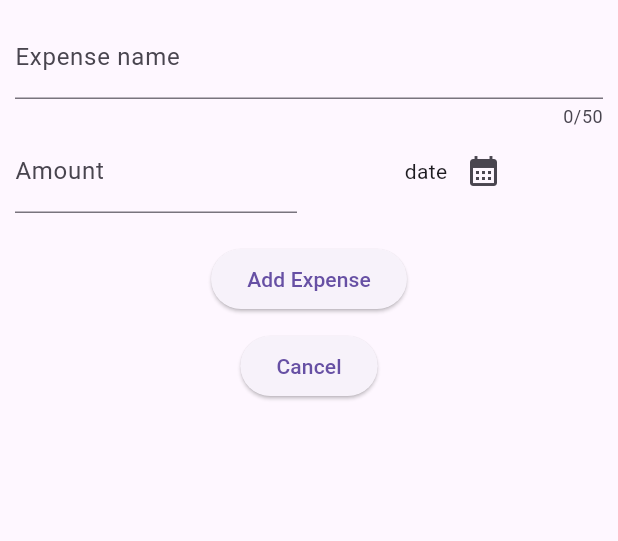
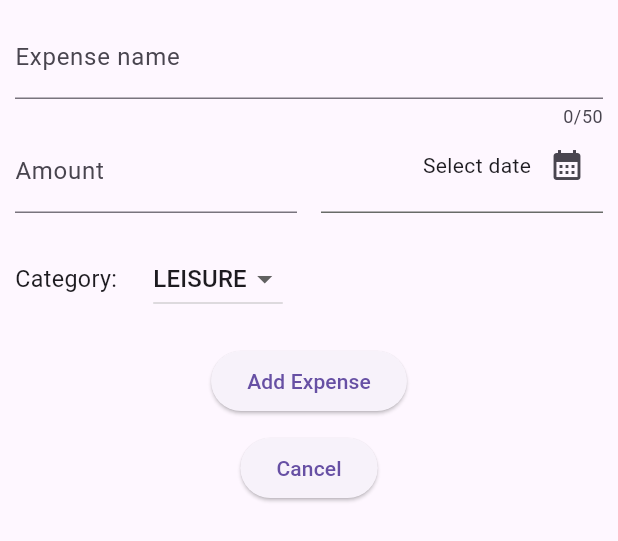
Before and after one commit to ephrim17/flutter_application, a Flutter app: the NewExpense widget shown alone on an empty page, opened directly, on a phone screen of 412 x 824 dp. Shown: the top 541 px of the screen. Run offline on Flutter 3.47's test engine with Material 3 defaults, Android fonts, the phone set to English and light mode, and no system bars; our stand-ins replace google_fonts; missing offline and left inert: date_formatter.

Commit message:
Added category dropdown and adjusted constraints

```diff
--- a/lib/expense_app/new_expense.dart
+++ b/lib/expense_app/new_expense.dart
@@ -1,4 +1,5 @@
 import 'package:flutter/material.dart';
+import 'package:flutter_application/expense_app/expense_model.dart';
 import 'package:intl/intl.dart';
 
 class NewExpense extends StatefulWidget {
@@ -10,9 +11,10 @@ class NewExpense extends StatefulWidget {
 
 class _NewExpenseState extends State<NewExpense> {
 
-var expenseDate = 'date';
+var expenseDate = 'Select date';
 var expenseName = '';
 var expenseAmount = '';
+Category categorySelected = Category.leisure;
 
   void expenseNameFieldChanged(value){
     expenseName = value;
@@ -43,6 +45,7 @@ Future<void> presentDatePicker() async {
     return Padding(
       padding: const EdgeInsets.all(10),
       child: Column(
+        mainAxisAlignment: MainAxisAlignment.start,
         children: [
           TextField(
             onChanged: expenseNameFieldChanged,
@@ -66,16 +69,48 @@ Future<void> presentDatePicker() async {
               ),
               const SizedBox(width: 16.0),
               Expanded(
-                child: Row(
-                  mainAxisAlignment: MainAxisAlignment.center,
+                child: Column(
                   children: [
-                    Text(expenseDate),
-                    IconButton(onPressed: presentDatePicker, icon: const Icon(Icons.calendar_month))
+                    Row(
+                      mainAxisAlignment: MainAxisAlignment.end,
+                      children: [
+                        Text(expenseDate),
+                        IconButton(
+                            onPressed: presentDatePicker,
+                            icon: const Icon(Icons.calendar_month)),
+                      ],
+                    ),
+                    const SizedBox(height: 8,),
+                    const Divider(
+                      height: 0,
+                      color: Color.fromARGB(255, 104, 107, 104),
+                      thickness: 1,
+                    ),
                   ],
                 ),
               )
             ],
           ),
+          const SizedBox(height: 20.0,),
+          Row(
+            mainAxisAlignment: MainAxisAlignment.start,
+            children: [
+            const Text("Category: ", style: TextStyle(fontSize: 15.5),),
+            const SizedBox(width: 20.0,),
+            DropdownButton(
+                  value: categorySelected,
+                  items: Category.values
+                      .map(
+                        (item) => DropdownMenuItem(
+                          value: item,
+                          child: Text(item.name.toUpperCase())))
+                      .toList(),
+                  onChanged: (value) {
+                    if (value == null) { return; }
+                    setState(() {
+                      categorySelected = value;
+                    });
+          })],),
           Padding(
             padding: const EdgeInsets.only(top: 20),
             child: ElevatedButton(onPressed: addExpenseAction, child: const Text('Add Expense')),
```
